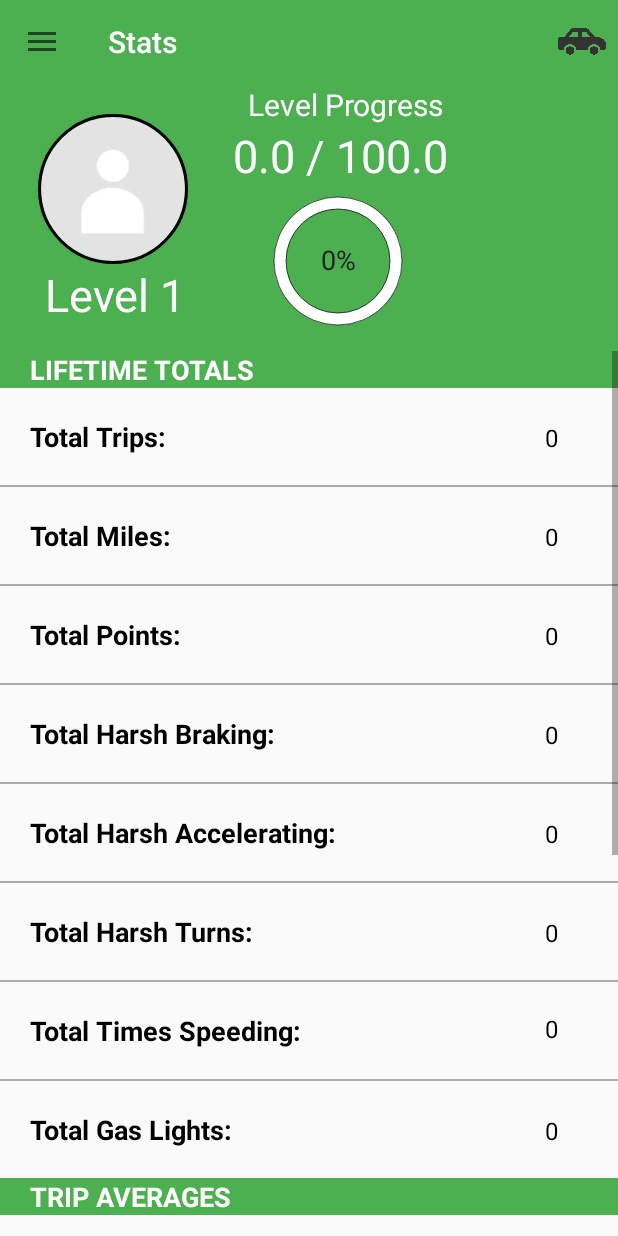
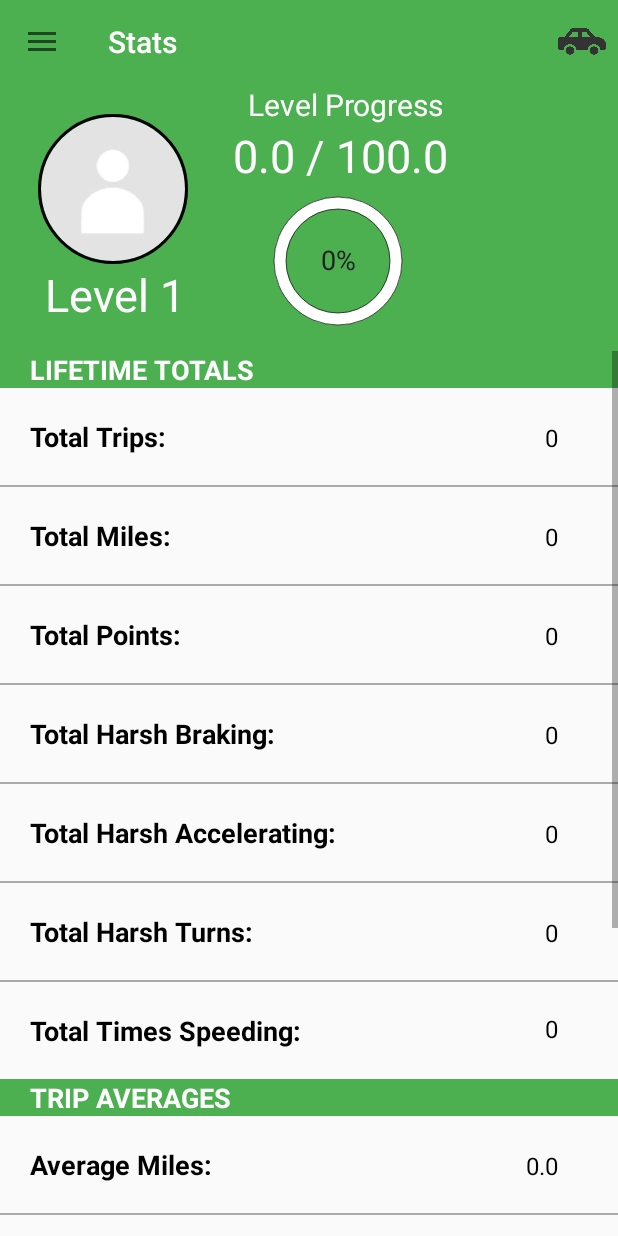
Before and after one commit to Team-Andronerds/contest_app, an Android app: the StatsFragment screen opened directly, with no data from a screen before it, on a phone screen of 412 x 824 dp. Run offline under Robolectric (Android 15) with nearby library versions, the phone set to English and light mode, and no system bars; our stand-ins replace ButterKnife, CircleImageView, Picasso; libraries missing offline, so code that uses them is left out: com.readystatesoftware.systembartint, it.gmariotti.cardslib; pictures from the network do not load; 19 statements that could not run were skipped.

Commit message:
Finalizing presentable app.

```diff
--- a/app/src/main/java/andronerds/com/contestapp/fragments/driveToWin/AchievementsFragment.java
+++ b/app/src/main/java/andronerds/com/contestapp/fragments/driveToWin/AchievementsFragment.java
@@ -3,7 +3,6 @@ package andronerds.com.contestapp.fragments.driveToWin;
 import android.content.SharedPreferences;
 import android.os.Bundle;
 import android.support.v4.app.Fragment;
-import android.util.TypedValue;
 import android.view.LayoutInflater;
 import android.view.View;
 import android.view.ViewGroup;
@@ -64,7 +63,8 @@ public class AchievementsFragment extends Fragment{
 
         for (Achievements achieve : achList) {
             if (achieve.didAchieve()) {
-              mAchievementList.add(new AchievementCard(view.getContext(), achieve));
+                achieve.setAchievementImage(R.drawable.ic_launcher);
+                mAchievementList.add(new AchievementCard(view.getContext(), achieve));
             }
             else if(!achieve.didAchieve()){
                 achieve.setAchievementImage(R.drawable.nav_insurance_gray);
--- a/app/src/main/java/andronerds/com/contestapp/fragments/driveToWin/StatsFragment.java
+++ b/app/src/main/java/andronerds/com/contestapp/fragments/driveToWin/StatsFragment.java
@@ -12,13 +12,12 @@ import android.widget.TextView;
 import com.squareup.picasso.Picasso;
 
 import java.text.DecimalFormat;
-import java.util.HashMap;
 import java.util.List;
 
 import andronerds.com.contestapp.R;
 import andronerds.com.contestapp.data.Trip;
+import andronerds.com.contestapp.utils.IdentityStrings;
 import andronerds.com.contestapp.utils.PictureUtil;
-import andronerds.com.contestapp.utils.IdentityStrings;
 import andronerds.com.contestapp.views.ProgressWheel;
 import butterknife.ButterKnife;
 import butterknife.InjectView;
@@ -61,14 +60,12 @@ public class StatsFragment extends Fragment
     @InjectView(R.id.stats_text_total_harsh_braking)TextView mTotalBrake;
     @InjectView(R.id.stats_text_total_harsh_turns) TextView mTotalTurns;
     @InjectView(R.id.stats_text_total_speeding) TextView mTotalSpeeding;
-    @InjectView(R.id.stats_text_total_gas) TextView mTotalGas;
     @InjectView(R.id.stats_text_average_miles)TextView mAvgMiles;
     @InjectView(R.id.stats_text_average_points)TextView mAvgPoints;
     @InjectView(R.id.stats_average_harsh_accelerating)TextView mAvgAccel;
     @InjectView(R.id.stats_text_average_harsh_braking)TextView mAvgBrake;
     @InjectView(R.id.stats_text_average_harsh_turns)TextView mAvgTurns;
     @InjectView(R.id.stats_text_average_speeding)TextView mAvgSpeeding;
-    @InjectView(R.id.stats_text_average_gas)TextView mAvgGas;
 
     @Override
     public View onCreateView(LayoutInflater inflater, ViewGroup container, Bundle savedInstanceState)
@@ -147,7 +144,7 @@ public class StatsFragment extends Fragment
 
     public void setupStats(String userName)
     {
-        List<Trip> userTrips = Trip.find(Trip.class, "name = ?", "loll");
+        List<Trip> userTrips = Trip.find(Trip.class, "name = ?", userName);
 
         int tripsCount = userTrips.size();
 
@@ -187,7 +184,6 @@ public class StatsFragment extends Fragment
             mTotalPoints.setText(""+points);
             mTotalBrake.setText(""+brakes);
             mTotalTurns.setText(""+turns);
-            mTotalGas.setText(""+gas);
             mTotalSpeeding.setText(""+speeding);
             mTotalAccel.setText(""+accel);
 
@@ -197,7 +193,6 @@ public class StatsFragment extends Fragment
             mAvgPoints.setText(df.format(avgPoints));
             mAvgBrake.setText(df.format(avgBrakes));
             mAvgTurns.setText(df.format(avgTurns));
-            mAvgGas.setText(df.format(avgGas));
             mAvgSpeeding.setText(df.format(avgSpeeding));
             mAvgAccel.setText(df.format(avgAccel));
         }
@@ -210,7 +205,7 @@ public class StatsFragment extends Fragment
 
     public int getTotalPoints(String userName)
     {
-        List<Trip> trips = Trip.find(Trip.class,"name = ?","loll");
+        List<Trip> trips = Trip.find(Trip.class,"name = ?", userName);
 
 
         if(trips.size() != 0)
--- a/app/src/main/res/layout/fragment_stats.xml
+++ b/app/src/main/res/layout/fragment_stats.xml
@@ -276,35 +276,6 @@
 
             </LinearLayout>
 
-            <View android:layout_height="1dip"
-                android:layout_width="match_parent"
-                android:layout_marginTop="@dimen/stats_info_spacing"
-                android:background="@color/stats_divider_color"/>
-
-
-            <LinearLayout android:layout_height="wrap_content"
-                android:layout_width="match_parent"
-                android:layout_marginTop="@dimen/stats_info_spacing"
-                android:layout_marginLeft="20dip"
-                android:orientation="horizontal">
-
-                <TextView android:layout_height="wrap_content"
-                    android:layout_width="wrap_content"
-                    android:text="Total Gas Lights: "
-                    android:textStyle="bold"
-                    android:textSize="@dimen/profile_label"/>
-
-                <TextView android:layout_height="wrap_content"
-                    android:layout_width="match_parent"
-                    android:textSize="@dimen/profile_info"
-                    android:text="0"
-                    android:gravity="right"
-                    android:paddingRight="@dimen/stats_info_right_spacing"
-                    android:id="@+id/stats_text_total_gas"/>
-
-            </LinearLayout>
-
-
             <TextView android:layout_width="match_parent"
                 android:layout_height="wrap_content"
                 android:layout_marginTop="20dip"
@@ -460,6 +431,7 @@
                 android:layout_width="match_parent"
                 android:layout_marginTop="@dimen/stats_info_spacing"
                 android:layout_marginLeft="20dip"
+                android:layout_marginBottom="20dip"
                 android:orientation="horizontal">
 
                 <TextView android:layout_height="wrap_content"
@@ -478,35 +450,6 @@
 
             </LinearLayout>
 
-            <View android:layout_height="1dip"
-                android:layout_width="match_parent"
-                android:layout_marginTop="@dimen/stats_info_spacing"
-                android:background="@color/stats_divider_color"/>
-
-
-            <LinearLayout android:layout_height="wrap_content"
-                android:layout_width="match_parent"
-                android:layout_marginTop="@dimen/stats_info_spacing"
-                android:layout_marginBottom="20dip"
-                android:layout_marginLeft="20dip"
-                android:orientation="horizontal">
-
-                <TextView android:layout_height="wrap_content"
-                    android:layout_width="wrap_content"
-                    android:text="Average Gas Lights: "
-                    android:textStyle="bold"
-                    android:textSize="@dimen/profile_label"/>
-
-                <TextView android:layout_height="wrap_content"
-                    android:layout_width="match_parent"
-                    android:textSize="@dimen/profile_info"
-                    android:text="0.0"
-                    android:gravity="right"
-                    android:paddingRight="@dimen/stats_info_right_spacing"
-                    android:id="@+id/stats_text_average_gas"/>
-
-            </LinearLayout>
-
         </LinearLayout>
     </ScrollView>
 
```
Also changed, not shown: 1 other file.
